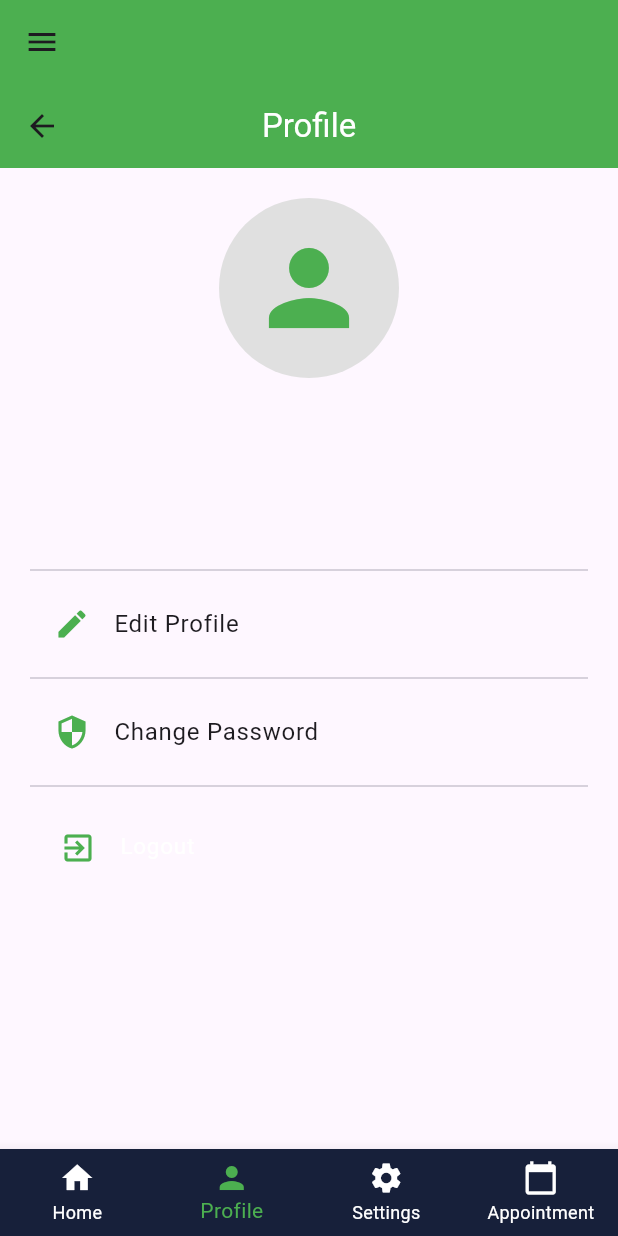
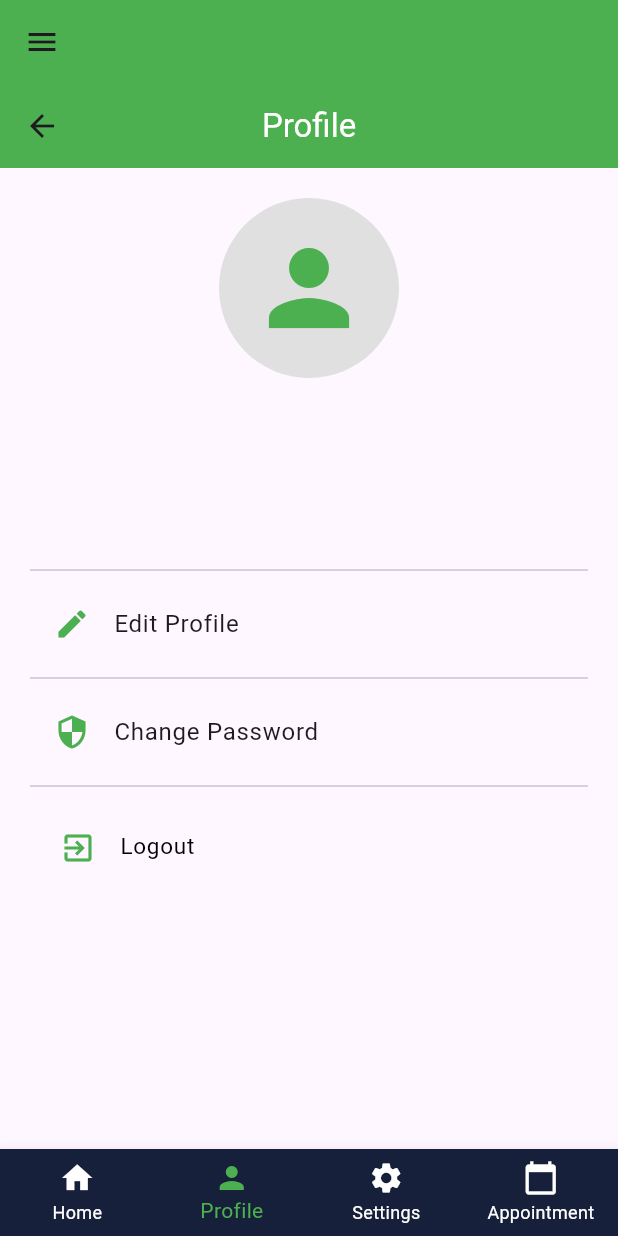
Before and after one commit to Gabin-Vianney/Fluuer_Beauty_Booking_With_FireBase_FireStore, a Flutter app: the HomePage screen opened directly, item 2 of the bottom bar chosen, on a phone screen of 412 x 824 dp. Run offline on Flutter 3.47's test engine with Material 3 defaults, Android fonts, the phone set to English and light mode, and no system bars; our stand-ins replace carousel_slider, cloud_firestore, firebase_auth, firebase_core, firebase_storage, image_picker and 1 more; missing offline and left inert: firebase_app_check; accounts and stored records are empty.

Commit message:
Theme mode setting implementation

```diff
--- a/lib/Provider/theme_provider.dart
+++ b/lib/Provider/theme_provider.dart
@@ -1,12 +1,14 @@
 import 'package:flutter/material.dart';
 
-class ThemeProvider with ChangeNotifier {
-  bool isDarkMode = false;
+class ThemeProvider extends ChangeNotifier {
+  bool _isDarkMode = false;
 
-  ThemeMode get themeMode => isDarkMode ? ThemeMode.dark : ThemeMode.light;
+  bool get isDarkMode => _isDarkMode;
+
+  ThemeMode get themeMode => _isDarkMode ? ThemeMode.dark : ThemeMode.light;
 
   void toggleTheme() {
-    isDarkMode = !isDarkMode;
+    _isDarkMode = !_isDarkMode;
     notifyListeners();
   }
 }
--- a/lib/pages/home_page.dart
+++ b/lib/pages/home_page.dart
@@ -14,6 +14,8 @@ import 'package:firebasebookingapp/shared/constants.dart';
 import 'package:firebasebookingapp/widgets/widgets.dart';
 import 'dart:io';
 import '../model/service_model.dart';
+import '../Provider/theme_provider.dart';
+import 'package:provider/provider.dart';
 
 class HomePage extends StatefulWidget {
   const HomePage({super.key});
@@ -104,7 +106,7 @@ class _HomePageState extends State<HomePage> {
         });
       }
     } catch (e) {
-      print('Erreur lors du téléchargement de l\'image: $e');
+      print('Erreur lors du téléchargement de l\'image: ');
     }
   }
 
@@ -127,6 +129,8 @@ class _HomePageState extends State<HomePage> {
 
   @override
   Widget build(BuildContext context) {
+    final themeProvider = Provider.of<ThemeProvider>(context);
+
     Widget getBody() {
       switch (_selectedIndex) {
         case 0:
@@ -152,14 +156,17 @@ class _HomePageState extends State<HomePage> {
                       const SizedBox(
                         height: 15.0,
                       ),
-                      const Padding(
-                        padding: EdgeInsets.all(8.0),
+                      Padding(
+                        padding: const EdgeInsets.all(8.0),
                         child: Text(
                           textAlign: TextAlign.justify,
                           "Your oasis of relaxation and well-being in the heart of the city. We offer a wide range of services from stylish haircuts to revitalizing facials, soothing massages, and perfect manicures. At Éclat Beauté, your beauty is our priority. Treat yourself to a moment of luxury and let us take care of you in a warm and relaxing atmosphere.",
                           style: TextStyle(
                             fontSize: 15,
-                            color: Colors.black,
+                            color: themeProvider.isDarkMode
+                                ? Colors.white
+                                : Colors
+                                    .black,
                           ),
                         ),
                       ),
@@ -171,7 +178,7 @@ class _HomePageState extends State<HomePage> {
                           return GestureDetector(
                             onTap: () => _navigateToServiceDetails(service),
                             child: Card(
-                              elevation: 10,
+                              elevation: 5,
                               shape: RoundedRectangleBorder(
                                 borderRadius: BorderRadius.circular(15.0),
                               ),
--- a/lib/pages/manage_appoinment_page.dart
+++ b/lib/pages/manage_appoinment_page.dart
@@ -87,7 +87,7 @@ class _ManageAppointmentsPageState extends State<ManageAppointmentsPage> {
                   },
                   child: Row(
                     children: [
-                      const Icon(Icons.calendar_today, color: Colors.black),
+                      const Icon(Icons.calendar_today, color: primaryColor),
                       const SizedBox(width: 8),
                       Text('Choose Date: ${selectedDate.toLocal()}'
                           .split(' ')[0]),
@@ -109,7 +109,7 @@ class _ManageAppointmentsPageState extends State<ManageAppointmentsPage> {
                   },
                   child: Row(
                     children: [
-                      const Icon(Icons.access_time, color: Colors.black),
+                      const Icon(Icons.access_time, color: primaryColor),
                       const SizedBox(width: 8),
                       Text('Choose hour: ${selectedTime.format(context)}'),
                     ],
--- a/lib/pages/profile_page.dart
+++ b/lib/pages/profile_page.dart
@@ -5,6 +5,8 @@ import 'package:flutter/material.dart';
 import 'package:firebase_auth/firebase_auth.dart';
 import 'package:firebasebookingapp/service/database_service.dart';
 import 'package:firebasebookingapp/shared/constants.dart';
+import '../Provider/theme_provider.dart';
+import 'package:provider/provider.dart';
 
 class ProfilePage extends StatefulWidget {
   const ProfilePage({super.key});
@@ -40,6 +42,8 @@ class _ProfilePageState extends State<ProfilePage> {
 
   @override
   Widget build(BuildContext context) {
+    final themeProvider = Provider.of<ThemeProvider>(context);
+
     return Scaffold(
       appBar: AppBar(
         title: const Text("Profile", style: TextStyle(color: secondaryColor)),
@@ -65,18 +69,20 @@ class _ProfilePageState extends State<ProfilePage> {
               const SizedBox(height: 20),
               Text(
                 fullName,
-                style: const TextStyle(
+                style: TextStyle(
                   fontSize: 24,
                   fontWeight: FontWeight.bold,
-                  color: Colors.black87,
+                  color:
+                      themeProvider.isDarkMode ? Colors.white : Colors.black87,
                 ),
               ),
               const SizedBox(height: 10),
               Text(
                 email,
-                style: const TextStyle(
+                style: TextStyle(
                   fontSize: 18,
-                  color: Colors.black54,
+                  color:
+                      themeProvider.isDarkMode ? Colors.white : Colors.black54,
                 ),
               ),
               const SizedBox(height: 30),
@@ -146,9 +152,14 @@ class _ProfilePageState extends State<ProfilePage> {
                 contentPadding:
                     const EdgeInsets.symmetric(horizontal: 20.0, vertical: 5.0),
                 leading: const Icon(Icons.exit_to_app, color: primaryColor),
-                title: const Text(
+                title: Text(
                   "Logout",
-                  style: TextStyle(color: secondaryColor, fontSize: 15.0),
+                  style: TextStyle(
+                      color: themeProvider.isDarkMode
+                          ? Colors.white
+                          : Colors
+                              .black, // Changer la couleur en fonction du mode
+                      fontSize: 15.0),
                 ),
               )
             ],
--- a/lib/pages/setting_page.dart
+++ b/lib/pages/setting_page.dart
@@ -8,7 +8,6 @@ class SettingsPage extends StatelessWidget {
 
   @override
   Widget build(BuildContext context) {
-    // Access the current theme provider
     final themeProvider = Provider.of<ThemeProvider>(context);
 
     return Scaffold(
```
Also changed, not shown: lib/main.dart (+26 -0 lines), lib/service/auth/auth_service.dart (+9 -4 lines).
